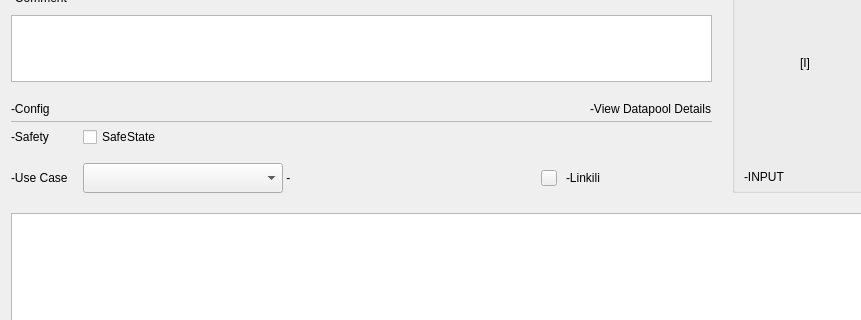
The window that opensyde_tool/src/system_definition/node_edit/halc/C_SdNdeHalcChannelWidget.ui (openSYDE/openSYDE) describes before a commit, drawn with Qt 5; both pictures show x 0 to 861 and y 100 to 420 of the 1010 by 691 pixel window.
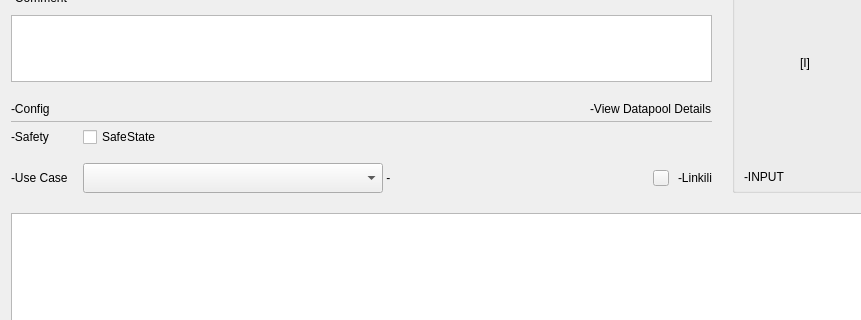
The same window after the commit. Custom widgets are drawn as their Qt base class.

The edit to the form file:
```diff
--- a/opensyde_tool/src/system_definition/node_edit/halc/C_SdNdeHalcChannelWidget.ui
+++ b/opensyde_tool/src/system_definition/node_edit/halc/C_SdNdeHalcChannelWidget.ui
@@ -370,7 +370,7 @@
         </widget>
        </item>
        <item row="12" column="0" colspan="2">
-        <layout class="QGridLayout" name="pc_LayoutSafetyAndUseCase">
+        <layout class="QGridLayout" name="pc_LayoutSafetyAndUseCase" columnstretch="0,1,0">
          <property name="horizontalSpacing">
           <number>15</number>
          </property>
@@ -378,18 +378,18 @@
           <number>16</number>
          </property>
          <item row="1" column="1">
-          <layout class="QHBoxLayout" name="horizontalLayout_3">
+          <layout class="QHBoxLayout" name="horizontalLayout_3" stretch="1,1">
            <item>
             <widget class="stw_opensyde_gui_elements::C_OgeCbxText" name="pc_CbxUseCase">
              <property name="minimumSize">
               <size>
-               <width>200</width>
+               <width>300</width>
                <height>30</height>
               </size>
              </property>
              <property name="maximumSize">
               <size>
-               <width>200</width>
+               <width>16777215</width>
                <height>30</height>
               </size>
              </property>
@@ -399,13 +399,13 @@
             <widget class="stw_opensyde_gui_elements::C_OgeLabGroupItemValue" name="pc_LabNoUseCase">
              <property name="minimumSize">
               <size>
-               <width>200</width>
+               <width>5</width>
                <height>30</height>
               </size>
              </property>
              <property name="maximumSize">
               <size>
-               <width>200</width>
+               <width>16777215</width>
                <height>30</height>
               </size>
              </property>
@@ -414,19 +414,6 @@
              </property>
             </widget>
            </item>
-           <item>
-            <spacer name="horizontalSpacer_7">
-             <property name="orientation">
-              <enum>Qt::Horizontal</enum>
-             </property>
-             <property name="sizeHint" stdset="0">
-              <size>
-               <width>40</width>
-               <height>20</height>
-              </size>
-             </property>
-            </spacer>
-           </item>
           </layout>
          </item>
          <item row="1" column="2">
@@ -434,9 +421,6 @@
            <property name="spacing">
             <number>9</number>
            </property>
-           <property name="leftMargin">
-            <number>3</number>
-           </property>
            <item>
             <widget class="stw_opensyde_gui_elements::C_OgePubSvgIconOnly" name="pc_PubLinkedIcon">
              <property name="minimumSize">
@@ -589,6 +573,11 @@
   </layout>
  </widget>
  <customwidgets>
+  <customwidget>
+   <class>stw_opensyde_gui_elements::C_OgeLabGenericNoPaddingNoMargins</class>
+   <extends>QLabel</extends>
+   <header>C_OgeLabGenericNoPaddingNoMargins.h</header>
+  </customwidget>
   <customwidget>
    <class>stw_opensyde_gui_elements::C_OgeLabGroupItem</class>
    <extends>QLabel</extends>
@@ -636,11 +625,6 @@
    <extends>QCheckBox</extends>
    <header>C_OgeChxTristateTransparentToggle.h</header>
   </customwidget>
-  <customwidget>
-   <class>stw_opensyde_gui_elements::C_OgeLabGenericNoPaddingNoMargins</class>
-   <extends>QLabel</extends>
-   <header>C_OgeLabGenericNoPaddingNoMargins.h</header>
-  </customwidget>
   <customwidget>
    <class>stw_opensyde_gui_elements::C_OgeLabGroupItemValue</class>
    <extends>QLabel</extends>
```
